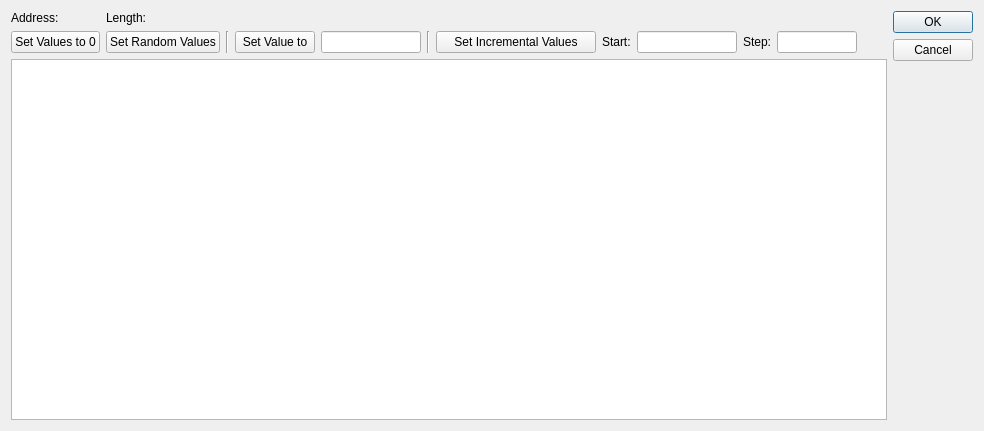
The window that omodsim/dialogs/dialogforcemultipleregisters.ui (sanny32/OpenModSim) describes before a commit, drawn with Qt 5.
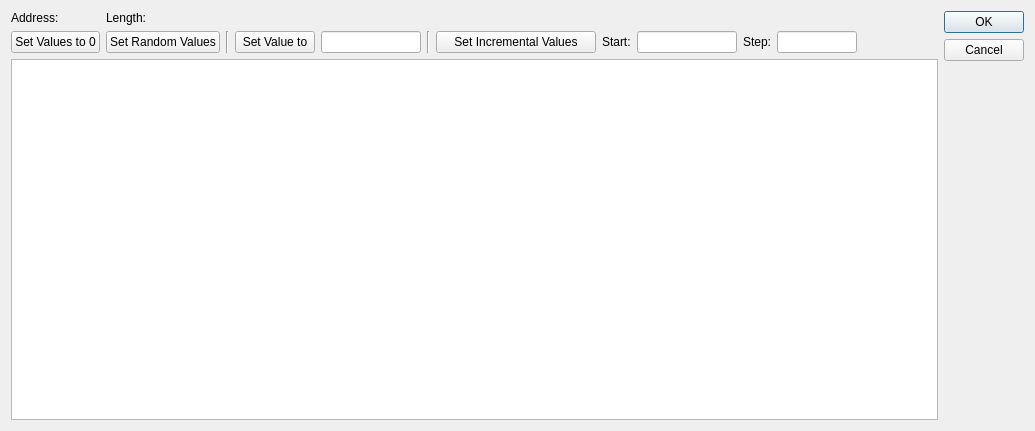
The same window after the commit. Custom widgets are drawn as their Qt base class.

Commit message: Correct DialogForceMultipleRegisters

```diff
--- a/omodsim/dialogs/dialogforcemultipleregisters.ui
+++ b/omodsim/dialogs/dialogforcemultipleregisters.ui
@@ -6,7 +6,7 @@
    <rect>
     <x>0</x>
     <y>0</y>
-    <width>984</width>
+    <width>1035</width>
     <height>431</height>
    </rect>
   </property>
```
Left out of the diff: 18 changed lines with no effect on the pictures. The commit also changes 1 other file.
